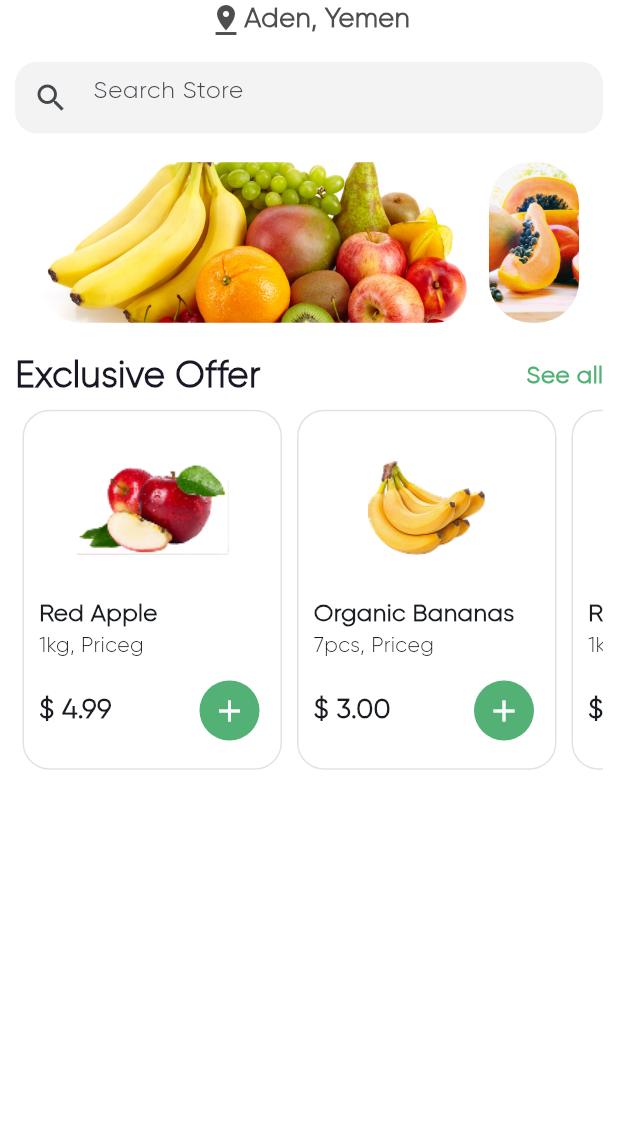
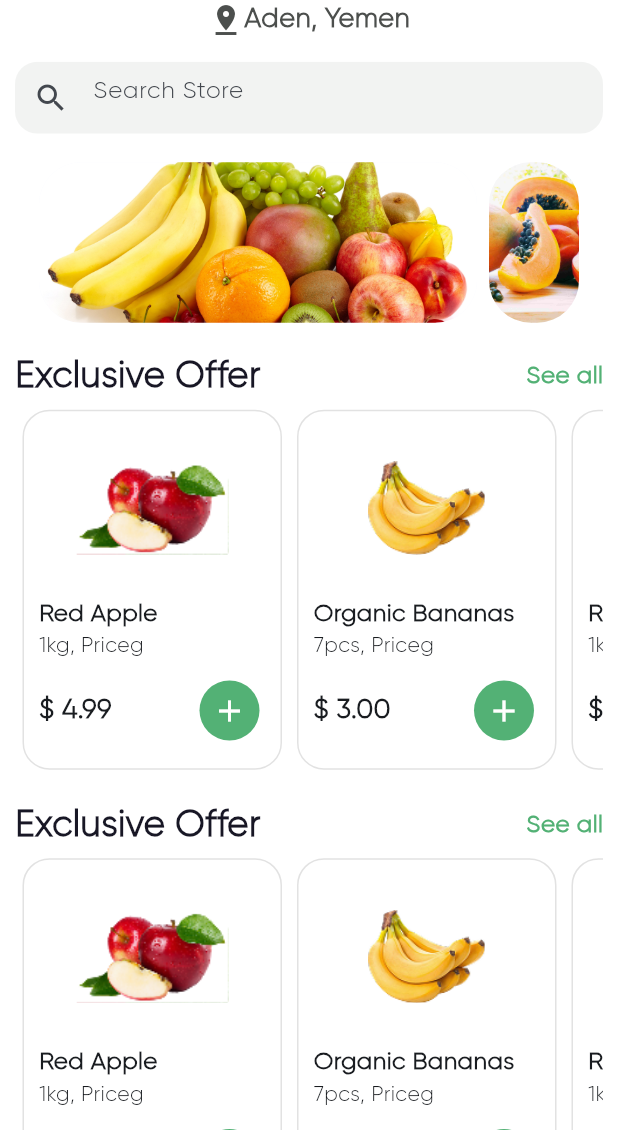
Before and after one commit to NAYRA92/flutter_online_course_feb, a Flutter app: the RHomeScreen screen opened directly, on a phone screen of 412 x 824 dp, the part 106-1236 px from its top. Run offline on Flutter 3.47's test engine with Material 3 defaults, Android fonts, the phone set to English and light mode, and no system bars; our stand-ins replace animated_bottom_navigation_bar, salomon_bottom_bar, water_drop_nav_bar.

Commit message:
modified:   lib/main.dart 	modified:   lib/r_home_screen.dart

```diff
--- a/lib/main.dart
+++ b/lib/main.dart
@@ -42,7 +42,7 @@ class MyApp extends StatelessWidget {
         colorScheme: ColorScheme.fromSeed(seedColor: Colors.blue),
         useMaterial3: true,
       ),
-      home: AnimatedBtnNavBarExample()
+      home: ROnboardingScreen()
     );
   }
 }
--- a/lib/r_home_screen.dart
+++ b/lib/r_home_screen.dart
@@ -16,6 +16,7 @@ class _RHomeScreenState extends State<RHomeScreen> {
     return Scaffold(
       backgroundColor: Colors.white,
       body: Center(
+        child: SingleChildScrollView( //to make anything scrollable!..
           child: Padding(
             padding: const EdgeInsets.all(10.0),
             child: Column(
@@ -98,8 +99,43 @@ class _RHomeScreenState extends State<RHomeScreen> {
                      myListViewContainer("images/apple.png", "Red Apple", "1kg, Priceg", "4.99"),
                     ],
                   ),
+                ),
+
+                //best selling part
+                 SizedBox(
+                  height: 15,
+                ),
+                Row(
+                  mainAxisAlignment: MainAxisAlignment.spaceBetween,
+                  textBaseline: TextBaseline.alphabetic,
+                  children: [
+                    Text("Exclusive Offer",
+                    style: TextStyle(
+                      fontSize: 24,
+                      fontWeight: FontWeight.w600,
+                      color: Color(0xff181725)
+                    ),),
+                    Text("See all",
+                    style: TextStyle(
+                      fontSize: 16,
+                      fontWeight: FontWeight.w600,
+                      color: myGreenColor
+                    ),)
+                  ],
+                ),
+                Container(
+                  height: 250,
+                  child: ListView(
+                    scrollDirection: Axis.horizontal,
+                    children: [
+                     myListViewContainer("images/apple.png", "Red Apple", "1kg, Priceg", "4.99"),
+                     myListViewContainer("images/banana.png", "Organic Bananas", "7pcs, Priceg", "3.00"),
+                     myListViewContainer("images/apple.png", "Red Apple", "1kg, Priceg", "4.99"),
+                    ],
+                  ),
                 )
               ],),
+          ),
         ),
       ),
     );
```
Lines whose indentation alone changed are shown as unchanged.
